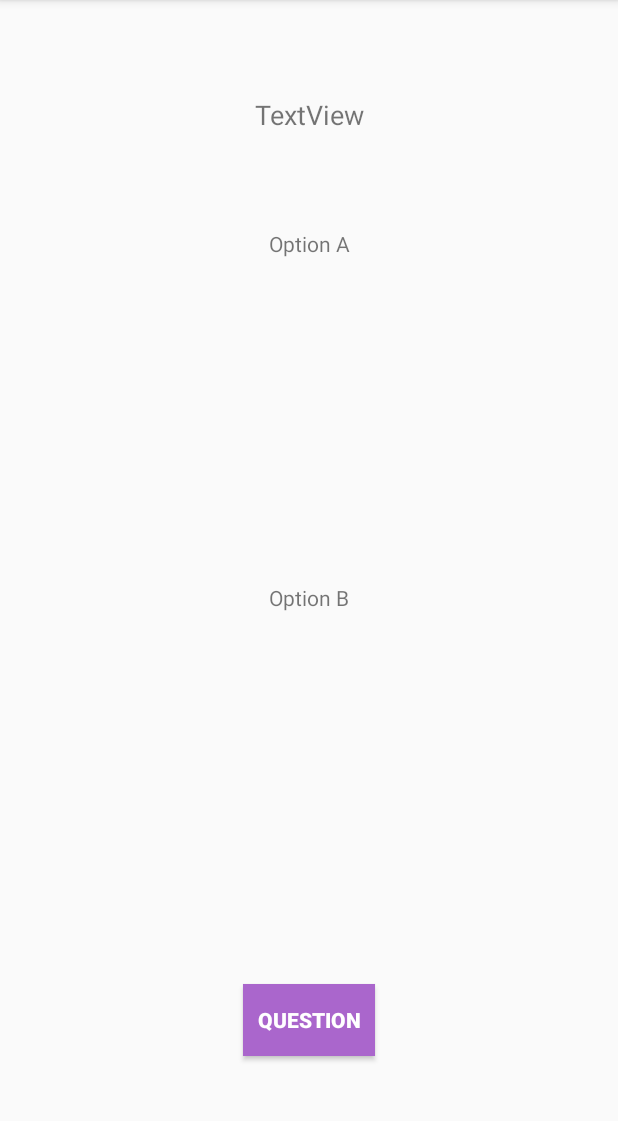
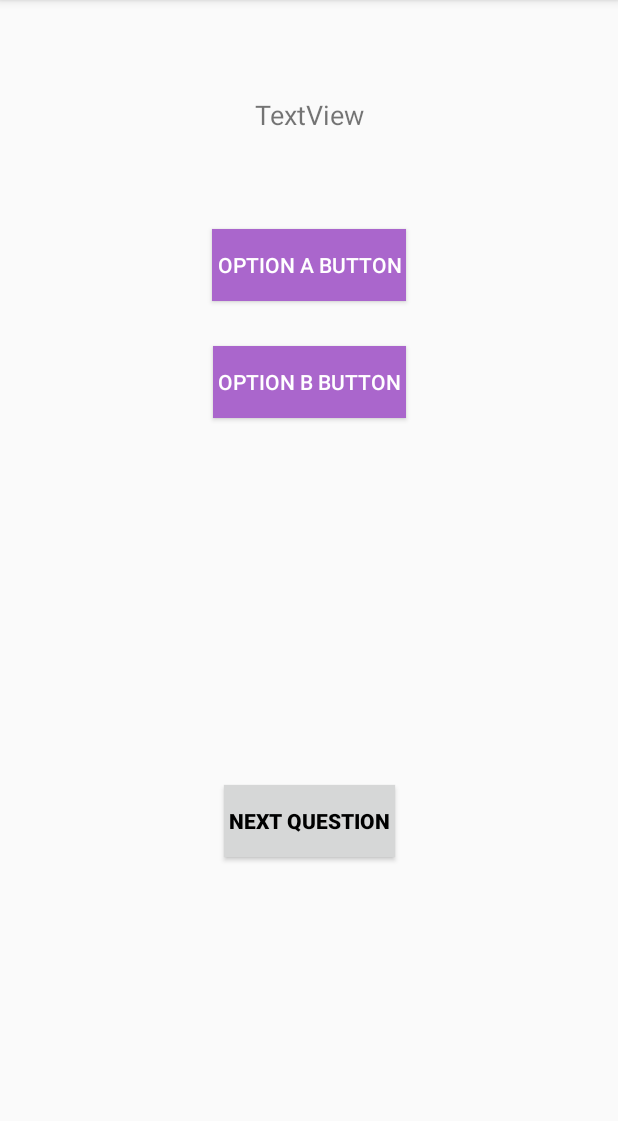
Before and after one commit to huerta-eric/CitizenOne, an Android app: the QuestionnaireActivity screen opened directly, with no data from a screen before it, on a phone screen of 412 x 824 dp, the part 84-1205 px from its top. Run offline under Robolectric (Android 15) with nearby library versions, the phone set to English and light mode, and no system bars.

Commit message:
Answers options are now displayed as buttons

```diff
--- a/app/src/main/java/com/lalax/citizenone/controllers/MainMenuActivity.java
+++ b/app/src/main/java/com/lalax/citizenone/controllers/MainMenuActivity.java
@@ -24,7 +24,8 @@ public class MainMenuActivity extends AppCompatActivity {
         //Created the button which will open DifficultyActivity. Haven't created activity yet
         Button difficultyBtn = (Button) findViewById(R.id.difficultyBtn);
 
-        //Method launched when problemTestButton is clicked
+
+        //Method launched when questionnaireBtn is clicked
         questionnaireBtn.setOnClickListener(new View.OnClickListener() {
             @Override
             public void onClick(View v) {
@@ -33,5 +34,8 @@ public class MainMenuActivity extends AppCompatActivity {
                 startActivity(startIntent);
             }
         });
+
     }
+
+
 }
--- a/app/src/main/java/com/lalax/citizenone/controllers/QuestionnaireActivity.java
+++ b/app/src/main/java/com/lalax/citizenone/controllers/QuestionnaireActivity.java
@@ -13,51 +13,49 @@ import com.lalax.citizenone.models.ProblemSelector;
 import citizenone.lalax.com.citizenone.R;
 
 public class QuestionnaireActivity extends AppCompatActivity {
-
+    private Button aOptionButton;
+    private Button bOptionButton;
     @Override
     protected void onCreate(Bundle savedInstanceState) {
         super.onCreate(savedInstanceState);
         setContentView(R.layout.activity_questionnaire);
 
-        //Created the button which would trigger the question being displayed in the TextView
-        Button problemTestButton = (Button) findViewById(R.id.problemTestButton);
+        /*Created the button which will trigger the creation of the next question being displayed
+          in the TextView*/
+        Button nextQuestionBtn = (Button) findViewById(R.id.nextQuestionBtn);
 
 
-        //Method launched when problemTestButton is clicked
-        problemTestButton.setOnClickListener(new View.OnClickListener() {
+        //Method launched when nextQuestionBtn is clicked
+        nextQuestionBtn.setOnClickListener(new View.OnClickListener() {
             @Override
             public void onClick(View v) {
 
-                //This is where the question will be displayed
+                //Created the text box where the question will be displayed
                 TextView questionTextView = (TextView) findViewById(R.id.questionTextView);
-                //Where option A is displayed
-                TextView optionATextView = (TextView) findViewById(R.id.optionATextView);
-                //Where option B is displayed
-                TextView optionBTextView = (TextView) findViewById(R.id.optionBTextView);
-
-                //Where randomNumberMethodTestTextView is displayed
-                TextView randomNumberMethodTestTextView = (TextView) findViewById(R.id.randomNumberMethodTestTextView);
-
-                //Object created which will return randomly ordered questions from 1-100
+//-------------------------------------------------------------------------------------------------
+                //Created the buttons which will change text upon clicking of the nextQuestionBtn
+                aOptionButton = (Button) findViewById(R.id.aOptionButton);
+                bOptionButton = (Button) findViewById(R.id.bOptionButton);
+//-------------------------------------------------------------------------------------------------
+                /* Created object which will return randomly ordered questions from 1-100 using a
+                 list from the ProblemSelector Class*/
                 ProblemSelector problemNumber = new ProblemSelector();
                 int randomProblemNumber = problemNumber.getRandomProblemNumber();
-
-                //Creating Object in charge of accessing the database with questions
+//-------------------------------------------------------------------------------------------------
+                //Created Object in charge of accessing the database with questions
                 ProblemCreator problemTest = new ProblemCreator(randomProblemNumber);
-
-                //Object storing problem
+//-------------------------------------------------------------------------------------------------
+                //Created object storing problem
                 Problem userProblem = ProblemCreator.getTestProblem();
-
+//-------------------------------------------------------------------------------------------------
                 //Question is sent to the questionTextView
                 questionTextView.setText(userProblem.getQuestion());
-                //Option A is sent to the optionATextView
-                optionATextView.setText(userProblem.getCorrectAnswer());
-                //Option B is sent to the optionBTextView
-                optionBTextView.setText(userProblem.getIncorrectAnswer());
+                // Button text is changed
+                aOptionButton.setText(" A. " + userProblem.getCorrectAnswer() + " ");
+                bOptionButton.setText(" B. " + userProblem.getIncorrectAnswer() + " ");
 
 
-                //String randomNumberOutput = Arrays.toString(problemSelectorList.toArray());
-                randomNumberMethodTestTextView.setText("" + randomProblemNumber);
+
             }
         });
     }
--- a/app/src/main/java/com/lalax/citizenone/models/ProblemDatabase.java
+++ b/app/src/main/java/com/lalax/citizenone/models/ProblemDatabase.java
@@ -469,7 +469,7 @@ public class ProblemDatabase {
                 Problem problemSeventySix = new Problem("76. What did the Emancipation" +
                         " Proclamation do?",
                         "freed the slaves",
-                        "");
+                        "Gave the right to vote to women");
                 return problemSeventySix;
             case 77:
                 Problem problemSeventySeven = new Problem("77. What did Susan B. Anthony do?",
--- a/app/src/main/res/layout/activity_main_menu.xml
+++ b/app/src/main/res/layout/activity_main_menu.xml
@@ -8,7 +8,7 @@
     tools:context="com.lalax.citizenone.controllers.MainMenuActivity">
 
     <Button
-        android:text="Questionnaire"
+        android:text=" Questionnaire "
         android:layout_width="wrap_content"
         android:layout_height="wrap_content"
         android:id="@+id/questionnaireBtn"
@@ -17,7 +17,9 @@
         android:layout_marginStart="16dp"
         app:layout_constraintLeft_toLeftOf="parent"
         android:layout_marginEnd="16dp"
-        app:layout_constraintRight_toRightOf="parent" />
+        app:layout_constraintRight_toRightOf="parent"
+        android:background="@color/colorPrimaryDark"
+        android:textColor="@android:color/background_light" />
 
     <Button
         android:text="Progress"
@@ -29,7 +31,9 @@
         android:layout_marginStart="16dp"
         app:layout_constraintLeft_toLeftOf="parent"
         android:layout_marginEnd="16dp"
-        app:layout_constraintRight_toRightOf="parent" />
+        app:layout_constraintRight_toRightOf="parent"
+        android:background="@color/colorPrimaryDark"
+        android:textColor="@android:color/background_light" />
 
     <Button
         android:text="Difficulty"
@@ -42,5 +46,9 @@
         android:layout_marginEnd="16dp"
         app:layout_constraintRight_toRightOf="parent"
         app:layout_constraintBottom_toBottomOf="parent"
-        android:layout_marginBottom="16dp" />
+        android:layout_marginBottom="16dp"
+        app:layout_constraintVertical_bias="0.47000003"
+        android:background="@color/colorPrimaryDark"
+        android:textColor="@android:color/background_light" />
+
 </android.support.constraint.ConstraintLayout>
--- a/app/src/main/res/layout/activity_questionnaire.xml
+++ b/app/src/main/res/layout/activity_questionnaire.xml
@@ -8,19 +8,49 @@
     tools:context="com.lalax.citizenone.controllers.QuestionnaireActivity">
 
     <Button
-        android:text="Question"
+        android:text=" Option A Button "
         android:layout_width="wrap_content"
         android:layout_height="wrap_content"
-        android:id="@+id/problemTestButton"
+        android:id="@+id/aOptionButton"
+        android:layout_marginTop="64dp"
+        app:layout_constraintTop_toBottomOf="@+id/questionTextView"
+        android:layout_marginStart="16dp"
+        app:layout_constraintLeft_toLeftOf="parent"
         android:layout_marginEnd="16dp"
         app:layout_constraintRight_toRightOf="parent"
+        android:background="@android:color/holo_purple"
+        android:textColor="@android:color/background_light" />
+
+    <Button
+        android:text=" Option B Button "
+        android:layout_width="wrap_content"
+        android:layout_height="wrap_content"
+        android:id="@+id/bOptionButton"
+        android:layout_marginTop="30dp"
+        app:layout_constraintTop_toBottomOf="@+id/aOptionButton"
         android:layout_marginStart="16dp"
         app:layout_constraintLeft_toLeftOf="parent"
-        android:background="@android:color/holo_purple"
+        android:layout_marginEnd="16dp"
+        app:layout_constraintRight_toRightOf="parent"
+        android:textColor="@android:color/background_light"
+        android:background="@android:color/holo_purple" />
+
+    <Button
+        android:text=" Next Question "
+        android:layout_width="wrap_content"
+        android:layout_height="wrap_content"
+        android:id="@+id/nextQuestionBtn"
+        android:background="?android:attr/colorButtonNormal"
         android:textStyle="normal|bold"
-        android:textColor="@android:color/background_light"
+        android:textColor="@android:color/black"
+        android:layout_marginTop="64dp"
+        app:layout_constraintTop_toBottomOf="@+id/bOptionButton"
+        android:layout_marginStart="16dp"
+        app:layout_constraintLeft_toLeftOf="parent"
+        android:layout_marginEnd="16dp"
+        app:layout_constraintRight_toRightOf="parent"
         app:layout_constraintBottom_toBottomOf="parent"
-        android:layout_marginBottom="64dp" />
+        android:layout_marginBottom="16dp" />
 
     <TextView
         android:text="TextView"
@@ -35,42 +65,4 @@
         android:layout_marginEnd="16dp"
         app:layout_constraintRight_toRightOf="parent" />
 
-    <TextView
-        android:text="Option A"
-        android:layout_width="wrap_content"
-        android:layout_height="wrap_content"
-        android:id="@+id/optionATextView"
-        android:textSize="14sp"
-        android:layout_marginTop="64dp"
-        app:layout_constraintTop_toBottomOf="@+id/questionTextView"
-        android:layout_marginEnd="16dp"
-        app:layout_constraintRight_toRightOf="parent"
-        android:layout_marginStart="16dp"
-        app:layout_constraintLeft_toLeftOf="parent" />
-
-    <TextView
-        android:text="Option B"
-        android:layout_width="wrap_content"
-        android:layout_height="wrap_content"
-        android:id="@+id/optionBTextView"
-        app:layout_constraintBottom_toTopOf="@+id/problemTestButton"
-        android:layout_marginBottom="32dp"
-        android:layout_marginStart="16dp"
-        app:layout_constraintLeft_toLeftOf="parent"
-        android:layout_marginEnd="16dp"
-        app:layout_constraintRight_toRightOf="parent"
-        app:layout_constraintTop_toBottomOf="@+id/optionATextView" />
-
-    <TextView
-        android:layout_width="wrap_content"
-        android:layout_height="wrap_content"
-        android:id="@+id/randomNumberMethodTestTextView"
-        android:layout_marginEnd="16dp"
-        app:layout_constraintRight_toRightOf="parent"
-        app:layout_constraintBottom_toTopOf="@+id/problemTestButton"
-        android:layout_marginBottom="8dp"
-        android:layout_marginStart="16dp"
-        app:layout_constraintLeft_toLeftOf="parent"
-        android:layout_marginTop="8dp"
-        app:layout_constraintTop_toBottomOf="@+id/optionBTextView" />
 </android.support.constraint.ConstraintLayout>
--- a/app/src/main/res/values/colors.xml
+++ b/app/src/main/res/values/colors.xml
@@ -1,6 +1,6 @@
 <?xml version="1.0" encoding="utf-8"?>
 <resources>
     <color name="colorPrimary">#3F51B5</color>
-    <color name="colorPrimaryDark">#303F9F</color>
+    <color name="colorPrimaryDark">#303f9f</color>
     <color name="colorAccent">#FF4081</color>
 </resources>
```
